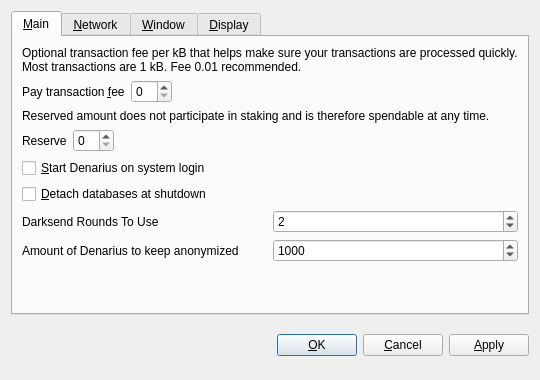
First picture: the form in src/qt/forms/optionsdialog.ui, repository metaspartan/denarius, before the edit.
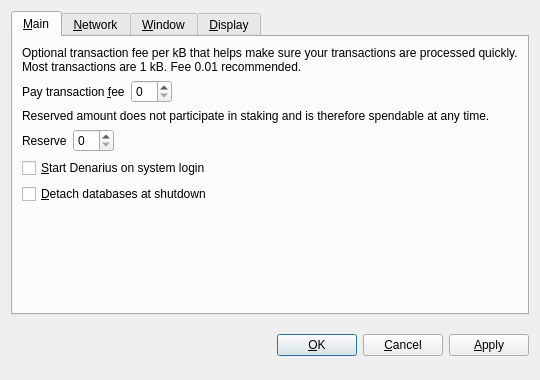
Second picture: the form after the edit. Custom widgets are drawn as their Qt base class.

Diff of the .ui file:
```diff
--- a/src/qt/forms/optionsdialog.ui
+++ b/src/qt/forms/optionsdialog.ui
@@ -142,78 +142,9 @@
          </property>
         </widget>
        </item>
-       <item>
-        <layout class="QHBoxLayout" name="horizontalLayout_2_Main">
-         <item>
-          <widget class="QLabel" name="darksendtxt">
-           <property name="toolTip">
-            <string>&lt;html&gt;&lt;head/&gt;&lt;body&gt;&lt;p&gt;This setting determines the amount of individual masternodes that an input will be anonymized through. More rounds of anonymization gives a higher degree of privacy, but also costs more in fees.&lt;/p&gt;&lt;/body&gt;&lt;/html&gt;</string>
-           </property>
-           <property name="text">
-            <string>Darksend Rounds To Use</string>
-           </property>
-          </widget>
-         </item>
-         <item>
-          <widget class="QSpinBox" name="darksendRounds">
-           <property name="minimum">
-            <number>1</number>
-           </property>
-           <property name="maximum">
-            <number>8</number>
-           </property>
-           <property name="value">
-            <number>2</number>
-           </property>
-          </widget>
-         </item>
-        </layout>
-       </item>
        <item>
         <layout class="QHBoxLayout" name="horizontalLayout_2"/>
        </item>
-       <item>
-        <layout class="QHBoxLayout" name="horizontalLayout">
-         <item>
-          <widget class="QLabel" name="labeldenarius">
-           <property name="toolTip">
-            <string notr="true">&lt;html&gt;&lt;head/&gt;&lt;body&gt;&lt;p&gt;This amount acts as a threshold to turn off Darksend once it's reached. &lt;/p&gt;&lt;/body&gt;&lt;/html&gt;</string>
-           </property>
-           <property name="statusTip">
-            <string notr="true"/>
-           </property>
-           <property name="whatsThis">
-            <string notr="true"/>
-           </property>
-           <property name="accessibleName">
-            <string notr="true"/>
-           </property>
-           <property name="accessibleDescription">
-            <string notr="true"/>
-           </property>
-           <property name="text">
-            <string>Amount of Denarius to keep anonymized</string>
-           </property>
-          </widget>
-         </item>
-         <item>
-          <widget class="QSpinBox" name="anonymizeDenarius">
-           <property name="minimum">
-            <number>1</number>
-           </property>
-           <property name="maximum">
-            <number>2000</number>
-           </property>
-           <property name="singleStep">
-            <number>10</number>
-           </property>
-           <property name="value">
-            <number>1000</number>
-           </property>
-          </widget>
-         </item>
-        </layout>
-       </item>
        <item>
         <spacer name="verticalSpacer_Main">
          <property name="orientation">
```
Left out of the diff: 2 changed lines with no effect on the pictures.
